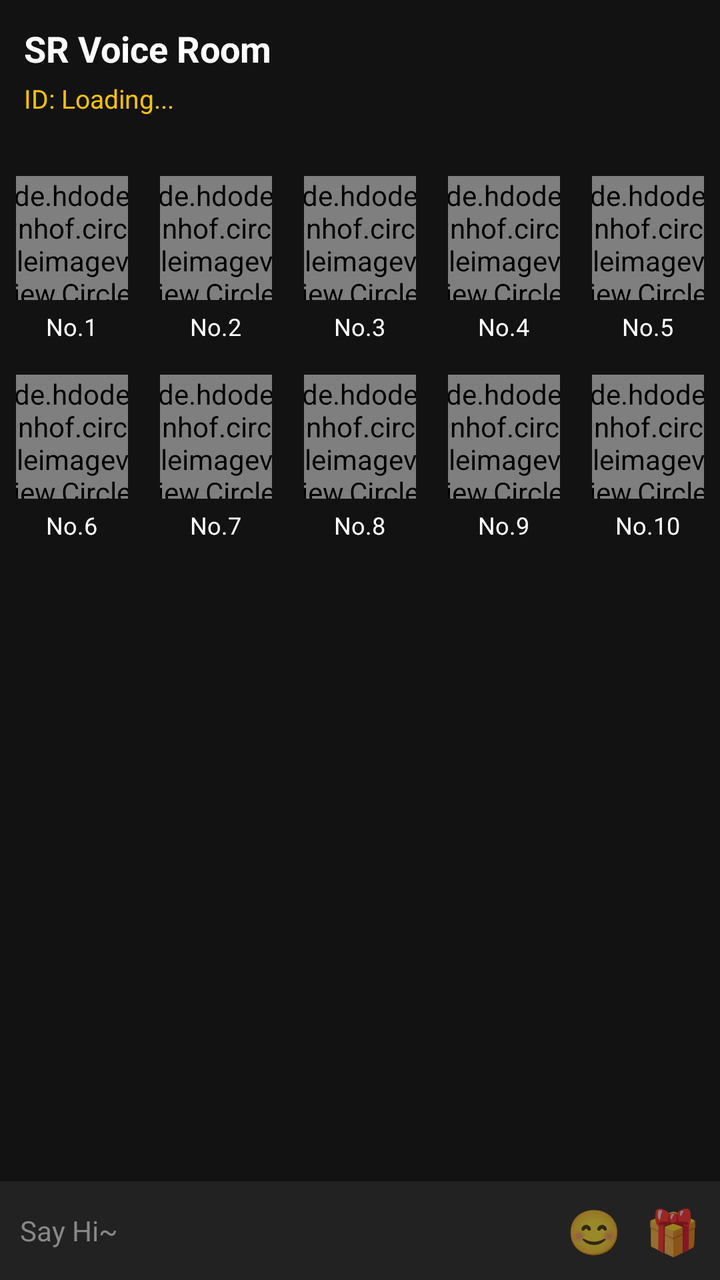
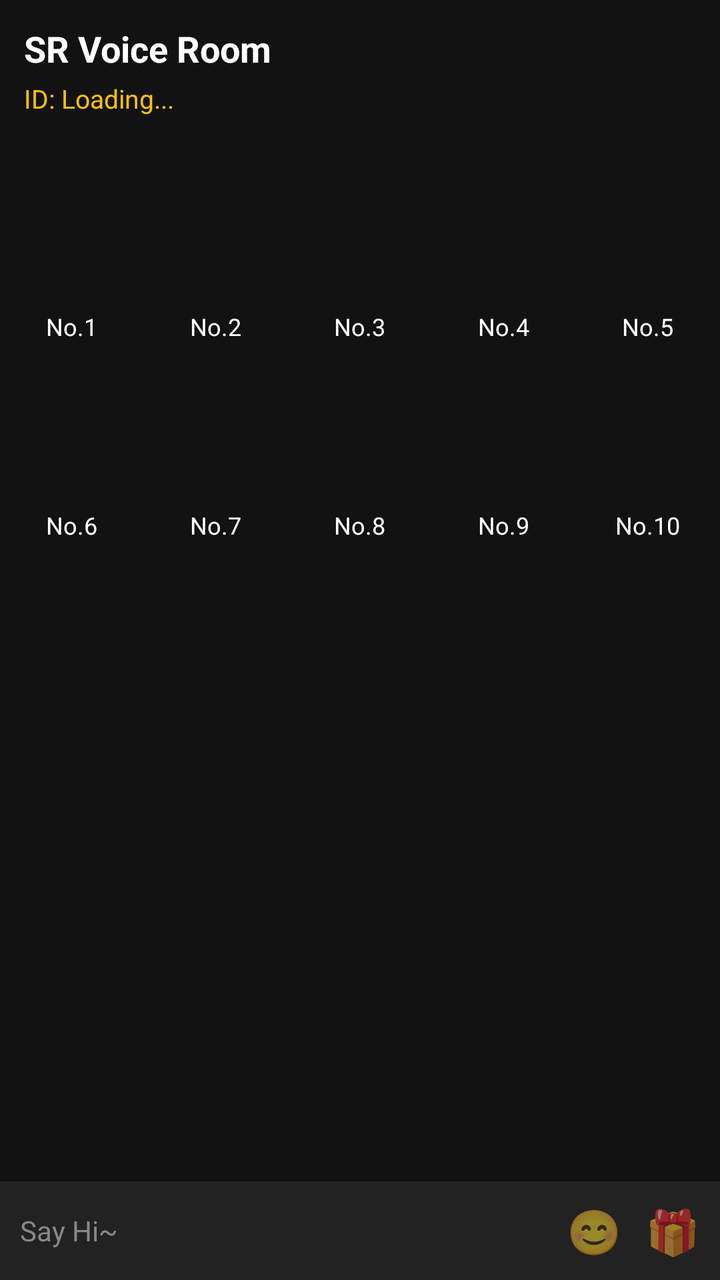

Before-and-after screenshots of an Android layout around one commit, followed by the original layout XML and the change that was made.
<!-- AndroidManifest.xml: application theme Theme.AppCompat.DayNight.NoActionBar -->
<!-- res/layout/activity_voice_room.xml -->
<?xml version="1.0" encoding="utf-8"?>
<LinearLayout xmlns:android="http://schemas.android.com/apk/res/android"
    xmlns:app="http://schemas.android.com/apk/res-auto"
    android:layout_width="match_parent"
    android:layout_height="match_parent"
    android:orientation="vertical"
    android:background="#121212">

    <LinearLayout android:layout_width="match_parent" android:layout_height="wrap_content" android:orientation="vertical" android:padding="12dp">
        <TextView android:id="@+id/roomNameText" android:layout_width="wrap_content" android:layout_height="wrap_content" android:text="SR Voice Room" android:textColor="#FFFFFF" android:textSize="18sp" android:textStyle="bold"/>
        <TextView android:id="@+id/roomIdText" android:layout_width="wrap_content" android:layout_height="wrap_content" android:text="ID: Loading..." android:textColor="#FFC107" android:textSize="13sp" android:layout_marginTop="4dp"/>
    </LinearLayout>

    <GridLayout android:layout_width="match_parent" android:layout_height="0dp" android:layout_weight="1" android:columnCount="5" android:rowCount="2" android:layout_marginTop="10dp">
        <LinearLayout android:layout_width="0dp" android:layout_height="wrap_content" android:layout_columnWeight="1" android:gravity="center" android:orientation="vertical" android:layout_margin="8dp"><de.hdodenhof.circleimageview.CircleImageView android:id="@+id/seat1Image" android:layout_width="62dp" android:layout_height="62dp" android:src="@android:drawable/sym_def_app_icon" app:civ_border_color="#FFC107" app:civ_border_width="2dp"/><TextView android:id="@+id/seat1Name" android:layout_width="wrap_content" android:layout_height="wrap_content" android:text="No.1" android:textColor="#FFF" android:textSize="12sp" android:layout_marginTop="5dp"/></LinearLayout>
        <LinearLayout android:layout_width="0dp" android:layout_height="wrap_content" android:layout_columnWeight="1" android:gravity="center" android:orientation="vertical" android:layout_margin="8dp"><de.hdodenhof.circleimageview.CircleImageView android:id="@+id/seat2Image" android:layout_width="62dp" android:layout_height="62dp" android:src="@android:drawable/sym_def_app_icon"/><TextView android:id="@+id/seat2Name" android:layout_width="wrap_content" android:layout_height="wrap_content" android:text="No.2" android:textColor="#FFF" android:textSize="12sp" android:layout_marginTop="5dp"/></LinearLayout>
        <LinearLayout android:layout_width="0dp" android:layout_height="wrap_content" android:layout_columnWeight="1" android:gravity="center" android:orientation="vertical" android:layout_margin="8dp"><de.hdodenhof.circleimageview.CircleImageView android:id="@+id/seat3Image" android:layout_width="62dp" android:layout_height="62dp" android:src="@android:drawable/sym_def_app_icon"/><TextView android:id="@+id/seat3Name" android:layout_width="wrap_content" android:layout_height="wrap_content" android:text="No.3" android:textColor="#FFF" android:textSize="12sp" android:layout_marginTop="5dp"/></LinearLayout>
        <LinearLayout android:layout_width="0dp" android:layout_height="wrap_content" android:layout_columnWeight="1" android:gravity="center" android:orientation="vertical" android:layout_margin="8dp"><de.hdodenhof.circleimageview.CircleImageView android:id="@+id/seat4Image" android:layout_width="62dp" android:layout_height="62dp" android:src="@android:drawable/sym_def_app_icon"/><TextView android:id="@+id/seat4Name" android:layout_width="wrap_content" android:layout_height="wrap_content" android:text="No.4" android:textColor="#FFF" android:textSize="12sp" android:layout_marginTop="5dp"/></LinearLayout>
        <LinearLayout android:layout_width="0dp" android:layout_height="wrap_content" android:layout_columnWeight="1" android:gravity="center" android:orientation="vertical" android:layout_margin="8dp"><de.hdodenhof.circleimageview.CircleImageView android:id="@+id/seat5Image" android:layout_width="62dp" android:layout_height="62dp" android:src="@android:drawable/sym_def_app_icon"/><TextView android:id="@+id/seat5Name" android:layout_width="wrap_content" android:layout_height="wrap_content" android:text="No.5" android:textColor="#FFF" android:textSize="12sp" android:layout_marginTop="5dp"/></LinearLayout>
        <LinearLayout android:layout_width="0dp" android:layout_height="wrap_content" android:layout_columnWeight="1" android:gravity="center" android:orientation="vertical" android:layout_margin="8dp"><de.hdodenhof.circleimageview.CircleImageView android:id="@+id/seat6Image" android:layout_width="62dp" android:layout_height="62dp" android:src="@android:drawable/sym_def_app_icon"/><TextView android:id="@+id/seat6Name" android:layout_width="wrap_content" android:layout_height="wrap_content" android:text="No.6" android:textColor="#FFF" android:textSize="12sp" android:layout_marginTop="5dp"/></LinearLayout>
        <LinearLayout android:layout_width="0dp" android:layout_height="wrap_content" android:layout_columnWeight="1" android:gravity="center" android:orientation="vertical" android:layout_margin="8dp"><de.hdodenhof.circleimageview.CircleImageView android:id="@+id/seat7Image" android:layout_width="62dp" android:layout_height="62dp" android:src="@android:drawable/sym_def_app_icon"/><TextView android:id="@+id/seat7Name" android:layout_width="wrap_content" android:layout_height="wrap_content" android:text="No.7" android:textColor="#FFF" android:textSize="12sp" android:layout_marginTop="5dp"/></LinearLayout>
        <LinearLayout android:layout_width="0dp" android:layout_height="wrap_content" android:layout_columnWeight="1" android:gravity="center" android:orientation="vertical" android:layout_margin="8dp"><de.hdodenhof.circleimageview.CircleImageView android:id="@+id/seat8Image" android:layout_width="62dp" android:layout_height="62dp" android:src="@android:drawable/sym_def_app_icon"/><TextView android:id="@+id/seat8Name" android:layout_width="wrap_content" android:layout_height="wrap_content" android:text="No.8" android:textColor="#FFF" android:textSize="12sp" android:layout_marginTop="5dp"/></LinearLayout>
        <LinearLayout android:layout_width="0dp" android:layout_height="wrap_content" android:layout_columnWeight="1" android:gravity="center" android:orientation="vertical" android:layout_margin="8dp"><de.hdodenhof.circleimageview.CircleImageView android:id="@+id/seat9Image" android:layout_width="62dp" android:layout_height="62dp" android:src="@android:drawable/sym_def_app_icon"/><TextView android:id="@+id/seat9Name" android:layout_width="wrap_content" android:layout_height="wrap_content" android:text="No.9" android:textColor="#FFF" android:textSize="12sp" android:layout_marginTop="5dp"/></LinearLayout>
        <LinearLayout android:layout_width="0dp" android:layout_height="wrap_content" android:layout_columnWeight="1" android:gravity="center" android:orientation="vertical" android:layout_margin="8dp"><de.hdodenhof.circleimageview.CircleImageView android:id="@+id/seat10Image" android:layout_width="62dp" android:layout_height="62dp" android:src="@android:drawable/sym_def_app_icon"/><TextView android:id="@+id/seat10Name" android:layout_width="wrap_content" android:layout_height="wrap_content" android:text="No.10" android:textColor="#FFF" android:textSize="12sp" android:layout_marginTop="5dp"/></LinearLayout>
    </GridLayout>

    <LinearLayout android:layout_width="match_parent" android:layout_height="wrap_content" android:orientation="horizontal" android:background="#222222" android:padding="10dp" android:gravity="center_vertical">
        <TextView android:layout_width="0dp" android:layout_height="wrap_content" android:layout_weight="1" android:text="Say Hi~" android:textColor="#888888" android:textSize="14sp"/>
        <TextView android:layout_width="wrap_content" android:layout_height="wrap_content" android:text="😊" android:textSize="22sp" android:onClick="onSmileClicked"/>
        <TextView android:layout_width="wrap_content" android:layout_height="wrap_content" android:text="🎁" android:textSize="22sp" android:layout_marginStart="12dp"/>
    </LinearLayout>
</LinearLayout>
<!-- resources referenced by this layout -->
<resources>

</resources>

<!-- the commit's change to res/layout/activity_voice_room.xml (unified diff, before → after) -->
@@ -1,29 +1,25 @@
 <?xml version="1.0" encoding="utf-8"?>
 <LinearLayout xmlns:android="http://schemas.android.com/apk/res/android"
-    xmlns:app="http://schemas.android.com/apk/res-auto"
     android:layout_width="match_parent"
     android:layout_height="match_parent"
     android:orientation="vertical"
     android:background="#121212">
-
     <LinearLayout android:layout_width="match_parent" android:layout_height="wrap_content" android:orientation="vertical" android:padding="12dp">
         <TextView android:id="@+id/roomNameText" android:layout_width="wrap_content" android:layout_height="wrap_content" android:text="SR Voice Room" android:textColor="#FFFFFF" android:textSize="18sp" android:textStyle="bold"/>
         <TextView android:id="@+id/roomIdText" android:layout_width="wrap_content" android:layout_height="wrap_content" android:text="ID: Loading..." android:textColor="#FFC107" android:textSize="13sp" android:layout_marginTop="4dp"/>
     </LinearLayout>
-
     <GridLayout android:layout_width="match_parent" android:layout_height="0dp" android:layout_weight="1" android:columnCount="5" android:rowCount="2" android:layout_marginTop="10dp">
-        <LinearLayout android:layout_width="0dp" android:layout_height="wrap_content" android:layout_columnWeight="1" android:gravity="center" android:orientation="vertical" android:layout_margin="8dp"><de.hdodenhof.circleimageview.CircleImageView android:id="@+id/seat1Image" android:layout_width="62dp" android:layout_height="62dp" android:src="@android:drawable/sym_def_app_icon" app:civ_border_color="#FFC107" app:civ_border_width="2dp"/><TextView android:id="@+id/seat1Name" android:layout_width="wrap_content" android:layout_height="wrap_content" android:text="No.1" android:textColor="#FFF" android:textSize="12sp" android:layout_marginTop="5dp"/></LinearLayout>
-        <LinearLayout android:layout_width="0dp" android:layout_height="wrap_content" android:layout_columnWeight="1" android:gravity="center" android:orientation="vertical" android:layout_margin="8dp"><de.hdodenhof.circleimageview.CircleImageView android:id="@+id/seat2Image" android:layout_width="62dp" android:layout_height="62dp" android:src="@android:drawable/sym_def_app_icon"/><TextView android:id="@+id/seat2Name" android:layout_width="wrap_content" android:layout_height="wrap_content" android:text="No.2" android:textColor="#FFF" android:textSize="12sp" android:layout_marginTop="5dp"/></LinearLayout>
-        <LinearLayout android:layout_width="0dp" android:layout_height="wrap_content" android:layout_columnWeight="1" android:gravity="center" android:orientation="vertical" android:layout_margin="8dp"><de.hdodenhof.circleimageview.CircleImageView android:id="@+id/seat3Image" android:layout_width="62dp" android:layout_height="62dp" android:src="@android:drawable/sym_def_app_icon"/><TextView android:id="@+id/seat3Name" android:layout_width="wrap_content" android:layout_height="wrap_content" android:text="No.3" android:textColor="#FFF" android:textSize="12sp" android:layout_marginTop="5dp"/></LinearLayout>
-        <LinearLayout android:layout_width="0dp" android:layout_height="wrap_content" android:layout_columnWeight="1" android:gravity="center" android:orientation="vertical" android:layout_margin="8dp"><de.hdodenhof.circleimageview.CircleImageView android:id="@+id/seat4Image" android:layout_width="62dp" android:layout_height="62dp" android:src="@android:drawable/sym_def_app_icon"/><TextView android:id="@+id/seat4Name" android:layout_width="wrap_content" android:layout_height="wrap_content" android:text="No.4" android:textColor="#FFF" android:textSize="12sp" android:layout_marginTop="5dp"/></LinearLayout>
-        <LinearLayout android:layout_width="0dp" android:layout_height="wrap_content" android:layout_columnWeight="1" android:gravity="center" android:orientation="vertical" android:layout_margin="8dp"><de.hdodenhof.circleimageview.CircleImageView android:id="@+id/seat5Image" android:layout_width="62dp" android:layout_height="62dp" android:src="@android:drawable/sym_def_app_icon"/><TextView android:id="@+id/seat5Name" android:layout_width="wrap_content" android:layout_height="wrap_content" android:text="No.5" android:textColor="#FFF" android:textSize="12sp" android:layout_marginTop="5dp"/></LinearLayout>
-        <LinearLayout android:layout_width="0dp" android:layout_height="wrap_content" android:layout_columnWeight="1" android:gravity="center" android:orientation="vertical" android:layout_margin="8dp"><de.hdodenhof.circleimageview.CircleImageView android:id="@+id/seat6Image" android:layout_width="62dp" android:layout_height="62dp" android:src="@android:drawable/sym_def_app_icon"/><TextView android:id="@+id/seat6Name" android:layout_width="wrap_content" android:layout_height="wrap_content" android:text="No.6" android:textColor="#FFF" android:textSize="12sp" android:layout_marginTop="5dp"/></LinearLayout>
-        <LinearLayout android:layout_width="0dp" android:layout_height="wrap_content" android:layout_columnWeight="1" android:gravity="center" android:orientation="vertical" android:layout_margin="8dp"><de.hdodenhof.circleimageview.CircleImageView android:id="@+id/seat7Image" android:layout_width="62dp" android:layout_height="62dp" android:src="@android:drawable/sym_def_app_icon"/><TextView android:id="@+id/seat7Name" android:layout_width="wrap_content" android:layout_height="wrap_content" android:text="No.7" android:textColor="#FFF" android:textSize="12sp" android:layout_marginTop="5dp"/></LinearLayout>
-        <LinearLayout android:layout_width="0dp" android:layout_height="wrap_content" android:layout_columnWeight="1" android:gravity="center" android:orientation="vertical" android:layout_margin="8dp"><de.hdodenhof.circleimageview.CircleImageView android:id="@+id/seat8Image" android:layout_width="62dp" android:layout_height="62dp" android:src="@android:drawable/sym_def_app_icon"/><TextView android:id="@+id/seat8Name" android:layout_width="wrap_content" android:layout_height="wrap_content" android:text="No.8" android:textColor="#FFF" android:textSize="12sp" android:layout_marginTop="5dp"/></LinearLayout>
-        <LinearLayout android:layout_width="0dp" android:layout_height="wrap_content" android:layout_columnWeight="1" android:gravity="center" android:orientation="vertical" android:layout_margin="8dp"><de.hdodenhof.circleimageview.CircleImageView android:id="@+id/seat9Image" android:layout_width="62dp" android:layout_height="62dp" android:src="@android:drawable/sym_def_app_icon"/><TextView android:id="@+id/seat9Name" android:layout_width="wrap_content" android:layout_height="wrap_content" android:text="No.9" android:textColor="#FFF" android:textSize="12sp" android:layout_marginTop="5dp"/></LinearLayout>
-        <LinearLayout android:layout_width="0dp" android:layout_height="wrap_content" android:layout_columnWeight="1" android:gravity="center" android:orientation="vertical" android:layout_margin="8dp"><de.hdodenhof.circleimageview.CircleImageView android:id="@+id/seat10Image" android:layout_width="62dp" android:layout_height="62dp" android:src="@android:drawable/sym_def_app_icon"/><TextView android:id="@+id/seat10Name" android:layout_width="wrap_content" android:layout_height="wrap_content" android:text="No.10" android:textColor="#FFF" android:textSize="12sp" android:layout_marginTop="5dp"/></LinearLayout>
+        <LinearLayout android:layout_width="0dp" android:layout_height="wrap_content" android:layout_columnWeight="1" android:gravity="center" android:orientation="vertical" android:layout_margin="8dp"><ImageView android:id="@+id/seat1Image" android:layout_width="62dp" android:layout_height="62dp" android:src="@android:drawable/sym_def_app_icon"/><TextView android:id="@+id/seat1Name" android:layout_width="wrap_content" android:layout_height="wrap_content" android:text="No.1" android:textColor="#FFF" android:textSize="12sp" android:layout_marginTop="5dp"/></LinearLayout>
+        <LinearLayout android:layout_width="0dp" android:layout_height="wrap_content" android:layout_columnWeight="1" android:gravity="center" android:orientation="vertical" android:layout_margin="8dp"><ImageView android:id="@+id/seat2Image" android:layout_width="62dp" android:layout_height="62dp" android:src="@android:drawable/sym_def_app_icon"/><TextView android:id="@+id/seat2Name" android:layout_width="wrap_content" android:layout_height="wrap_content" android:text="No.2" android:textColor="#FFF" android:textSize="12sp" android:layout_marginTop="5dp"/></LinearLayout>
+        <LinearLayout android:layout_width="0dp" android:layout_height="wrap_content" android:layout_columnWeight="1" android:gravity="center" android:orientation="vertical" android:layout_margin="8dp"><ImageView android:id="@+id/seat3Image" android:layout_width="62dp" android:layout_height="62dp" android:src="@android:drawable/sym_def_app_icon"/><TextView android:id="@+id/seat3Name" android:layout_width="wrap_content" android:layout_height="wrap_content" android:text="No.3" android:textColor="#FFF" android:textSize="12sp" android:layout_marginTop="5dp"/></LinearLayout>
+        <LinearLayout android:layout_width="0dp" android:layout_height="wrap_content" android:layout_columnWeight="1" android:gravity="center" android:orientation="vertical" android:layout_margin="8dp"><ImageView android:id="@+id/seat4Image" android:layout_width="62dp" android:layout_height="62dp" android:src="@android:drawable/sym_def_app_icon"/><TextView android:id="@+id/seat4Name" android:layout_width="wrap_content" android:layout_height="wrap_content" android:text="No.4" android:textColor="#FFF" android:textSize="12sp" android:layout_marginTop="5dp"/></LinearLayout>
+        <LinearLayout android:layout_width="0dp" android:layout_height="wrap_content" android:layout_columnWeight="1" android:gravity="center" android:orientation="vertical" android:layout_margin="8dp"><ImageView android:id="@+id/seat5Image" android:layout_width="62dp" android:layout_height="62dp" android:src="@android:drawable/sym_def_app_icon"/><TextView android:id="@+id/seat5Name" android:layout_width="wrap_content" android:layout_height="wrap_content" android:text="No.5" android:textColor="#FFF" android:textSize="12sp" android:layout_marginTop="5dp"/></LinearLayout>
+        <LinearLayout android:layout_width="0dp" android:layout_height="wrap_content" android:layout_columnWeight="1" android:gravity="center" android:orientation="vertical" android:layout_margin="8dp"><ImageView android:id="@+id/seat6Image" android:layout_width="62dp" android:layout_height="62dp" android:src="@android:drawable/sym_def_app_icon"/><TextView android:id="@+id/seat6Name" android:layout_width="wrap_content" android:layout_height="wrap_content" android:text="No.6" android:textColor="#FFF" android:textSize="12sp" android:layout_marginTop="5dp"/></LinearLayout>
+        <LinearLayout android:layout_width="0dp" android:layout_height="wrap_content" android:layout_columnWeight="1" android:gravity="center" android:orientation="vertical" android:layout_margin="8dp"><ImageView android:id="@+id/seat7Image" android:layout_width="62dp" android:layout_height="62dp" android:src="@android:drawable/sym_def_app_icon"/><TextView android:id="@+id/seat7Name" android:layout_width="wrap_content" android:layout_height="wrap_content" android:text="No.7" android:textColor="#FFF" android:textSize="12sp" android:layout_marginTop="5dp"/></LinearLayout>
+        <LinearLayout android:layout_width="0dp" android:layout_height="wrap_content" android:layout_columnWeight="1" android:gravity="center" android:orientation="vertical" android:layout_margin="8dp"><ImageView android:id="@+id/seat8Image" android:layout_width="62dp" android:layout_height="62dp" android:src="@android:drawable/sym_def_app_icon"/><TextView android:id="@+id/seat8Name" android:layout_width="wrap_content" android:layout_height="wrap_content" android:text="No.8" android:textColor="#FFF" android:textSize="12sp" android:layout_marginTop="5dp"/></LinearLayout>
+        <LinearLayout android:layout_width="0dp" android:layout_height="wrap_content" android:layout_columnWeight="1" android:gravity="center" android:orientation="vertical" android:layout_margin="8dp"><ImageView android:id="@+id/seat9Image" android:layout_width="62dp" android:layout_height="62dp" android:src="@android:drawable/sym_def_app_icon"/><TextView android:id="@+id/seat9Name" android:layout_width="wrap_content" android:layout_height="wrap_content" android:text="No.9" android:textColor="#FFF" android:textSize="12sp" android:layout_marginTop="5dp"/></LinearLayout>
+        <LinearLayout android:layout_width="0dp" android:layout_height="wrap_content" android:layout_columnWeight="1" android:gravity="center" android:orientation="vertical" android:layout_margin="8dp"><ImageView android:id="@+id/seat10Image" android:layout_width="62dp" android:layout_height="62dp" android:src="@android:drawable/sym_def_app_icon"/><TextView android:id="@+id/seat10Name" android:layout_width="wrap_content" android:layout_height="wrap_content" android:text="No.10" android:textColor="#FFF" android:textSize="12sp" android:layout_marginTop="5dp"/></LinearLayout>
     </GridLayout>
-
     <LinearLayout android:layout_width="match_parent" android:layout_height="wrap_content" android:orientation="horizontal" android:background="#222222" android:padding="10dp" android:gravity="center_vertical">
         <TextView android:layout_width="0dp" android:layout_height="wrap_content" android:layout_weight="1" android:text="Say Hi~" android:textColor="#888888" android:textSize="14sp"/>
         <TextView android:layout_width="wrap_content" android:layout_height="wrap_content" android:text="😊" android:textSize="22sp" android:onClick="onSmileClicked"/>
